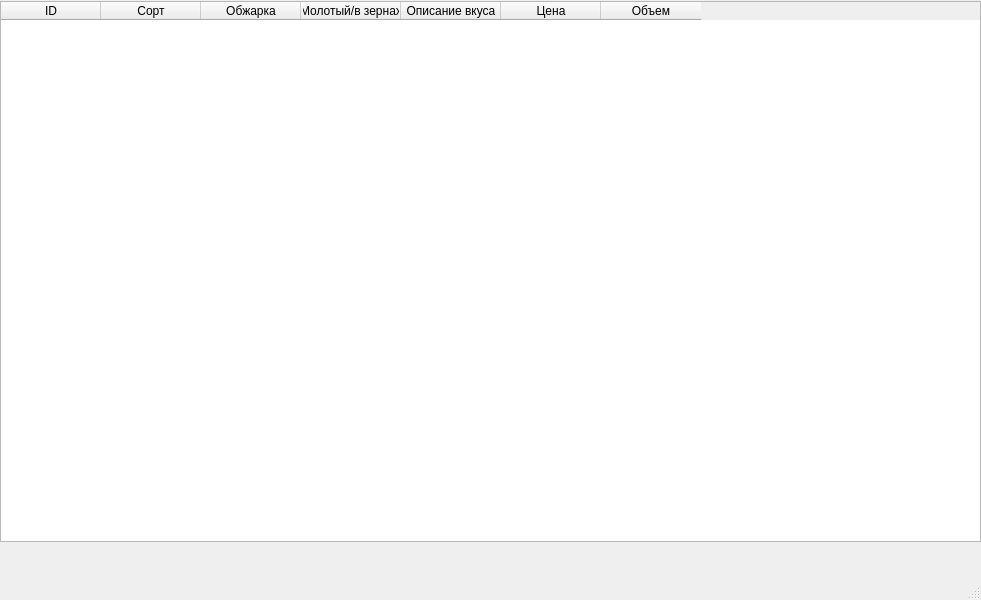
Before: the Qt Designer form design.ui in kblc9l/pythonProject3, drawn with Qt 5.
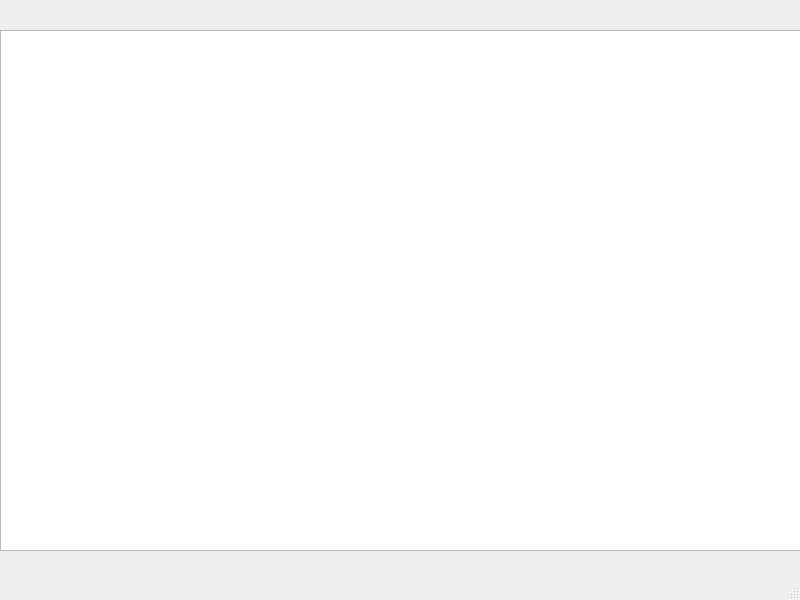
After: the same form once the commit is applied.

Commit message: Эспрессо дубль 2

```diff
--- a/design.ui
+++ b/design.ui
@@ -6,7 +6,7 @@
    <rect>
     <x>0</x>
     <y>0</y>
-    <width>981</width>
+    <width>800</width>
     <height>600</height>
    </rect>
   </property>
@@ -18,46 +18,11 @@
     <property name="geometry">
      <rect>
       <x>0</x>
-      <y>1</y>
-      <width>981</width>
-      <height>541</height>
+      <y>30</y>
+      <width>801</width>
+      <height>521</height>
      </rect>
     </property>
-    <column>
-     <property name="text">
-      <string>ID</string>
-     </property>
-    </column>
-    <column>
-     <property name="text">
-      <string>Сорт</string>
-     </property>
-    </column>
-    <column>
-     <property name="text">
-      <string>Обжарка</string>
-     </property>
-    </column>
-    <column>
-     <property name="text">
-      <string>Молотый/в зернах</string>
-     </property>
-    </column>
-    <column>
-     <property name="text">
-      <string>Описание вкуса</string>
-     </property>
-    </column>
-    <column>
-     <property name="text">
-      <string>Цена</string>
-     </property>
-    </column>
-    <column>
-     <property name="text">
-      <string>Объем</string>
-     </property>
-    </column>
    </widget>
   </widget>
   <widget class="QMenuBar" name="menubar">
```
Left out of the diff: 2 changed lines with no effect on the pictures. The commit also changes 2 other files.
